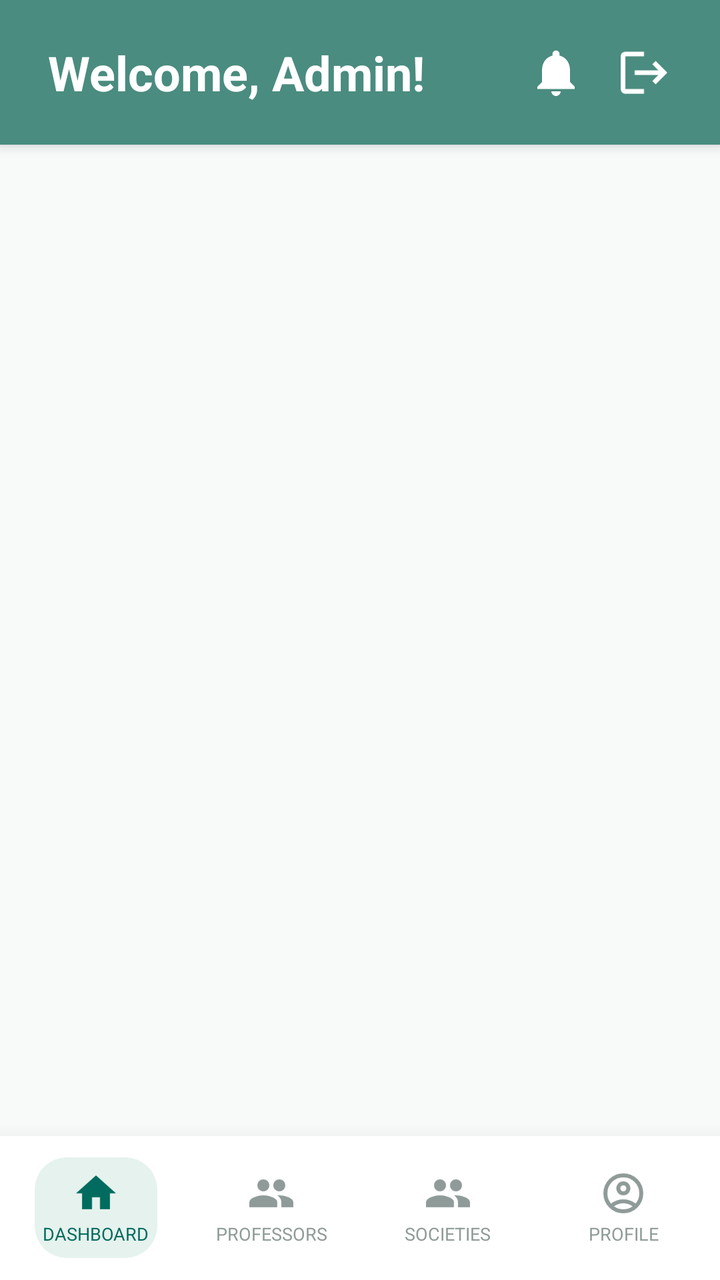
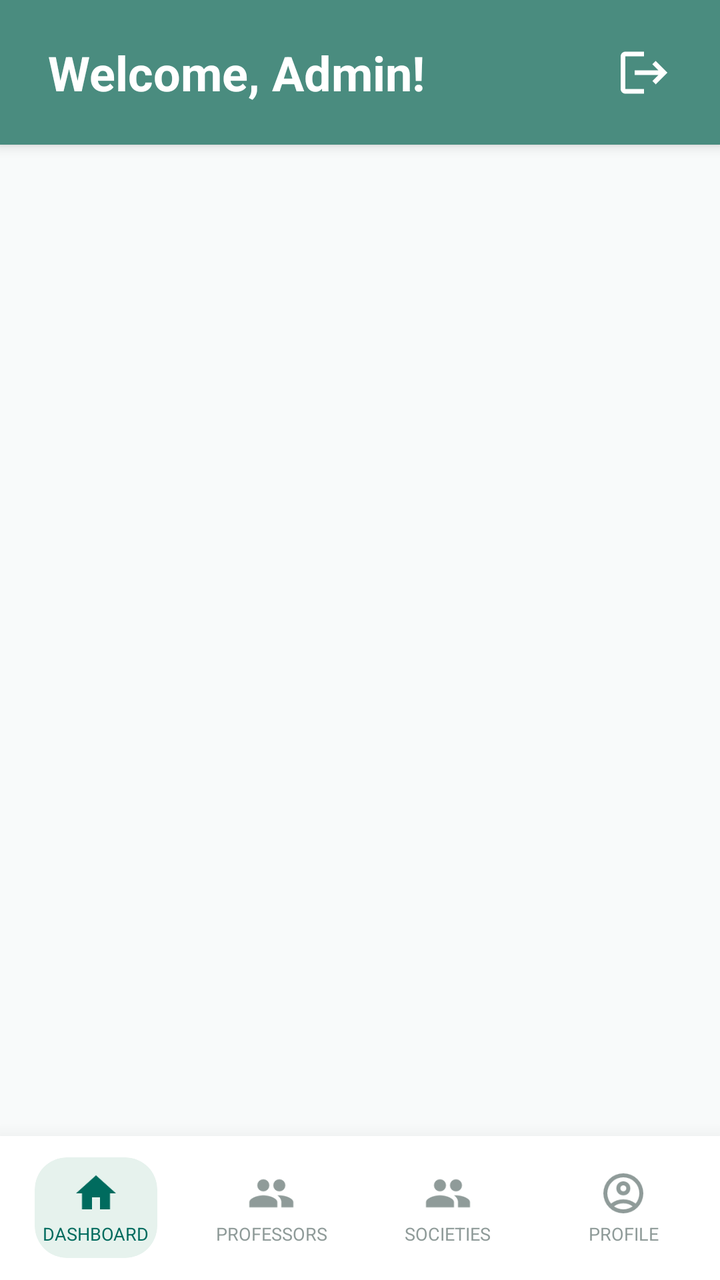

Before-and-after screenshots of an Android layout around one commit, followed by the original layout XML and the change that was made.
<!-- AndroidManifest.xml: application theme Theme.CampusBiome -->
<!-- res/layout/activity_admin_dashboard.xml -->
<?xml version="1.0" encoding="utf-8"?>
    <androidx.drawerlayout.widget.DrawerLayout xmlns:android="http://schemas.android.com/apk/res/android"
    xmlns:app="http://schemas.android.com/apk/res-auto"
    xmlns:tools="http://schemas.android.com/tools"
    android:id="@+id/drawer_layout"
    android:layout_width="match_parent"
    android:layout_height="match_parent"
    android:background="#F8FAFA"
    tools:context=".AdminDashboardActivity">

    <androidx.constraintlayout.widget.ConstraintLayout
        android:id="@+id/main"
        android:layout_width="match_parent"
        android:layout_height="match_parent">

        
        <androidx.constraintlayout.widget.ConstraintLayout
            android:id="@+id/topBar"
            android:layout_width="match_parent"
            android:layout_height="wrap_content"
            android:background="@color/primary"
            android:paddingHorizontal="24dp"
            android:paddingVertical="20dp"
            android:elevation="4dp"
            app:layout_constraintTop_toTopOf="parent">

            <TextView
                android:id="@+id/tvWelcomeUser"
                android:layout_width="wrap_content"
                android:layout_height="wrap_content"
                android:text="Welcome, Admin!"
                android:textColor="@color/white"
                android:textSize="24sp"
                android:textStyle="bold"
                app:layout_constraintBottom_toBottomOf="parent"
                app:layout_constraintStart_toStartOf="parent"
                app:layout_constraintTop_toTopOf="parent" />

            <ImageView
                android:id="@+id/btnNotifications"
                android:layout_width="28dp"
                android:layout_height="28dp"
                android:layout_marginEnd="16dp"
                android:background="?attr/selectableItemBackgroundBorderless"
                android:clickable="true"
                android:focusable="true"
                android:src="@drawable/ic_notifications"
                app:tint="@color/white"
                app:layout_constraintBottom_toBottomOf="parent"
                app:layout_constraintEnd_toStartOf="@id/btnLogout"
                app:layout_constraintTop_toTopOf="parent" />

            <ImageView
                android:id="@+id/btnLogout"
                android:layout_width="28dp"
                android:layout_height="28dp"
                android:background="?attr/selectableItemBackgroundBorderless"
                android:clickable="true"
                android:focusable="true"
                android:src="@drawable/ic_logout"
                app:tint="@color/white"
                app:layout_constraintBottom_toBottomOf="parent"
                app:layout_constraintEnd_toEndOf="parent"
                app:layout_constraintTop_toTopOf="parent" />
        </androidx.constraintlayout.widget.ConstraintLayout>

        <FrameLayout
            android:id="@+id/fragment_container"
            android:layout_width="0dp"
            android:layout_height="0dp"
            app:layout_constraintTop_toBottomOf="@id/topBar"
            app:layout_constraintBottom_toTopOf="@id/bottomNav"
            app:layout_constraintStart_toStartOf="parent"
            app:layout_constraintEnd_toEndOf="parent" />

        
        <LinearLayout
            android:id="@+id/bottomNav"
            android:layout_width="match_parent"
            android:layout_height="72dp"
            android:background="#FFFFFF"
            android:elevation="16dp"
            android:gravity="center"
            android:orientation="horizontal"
            android:paddingHorizontal="4dp"
            app:layout_constraintBottom_toBottomOf="parent">

            
            <LinearLayout
                android:id="@+id/navHome"
                android:layout_width="0dp"
                android:layout_height="match_parent"
                android:layout_weight="1"
                android:gravity="center">
                <com.google.android.material.card.MaterialCardView
                    android:id="@+id/navHomeCard"
                    android:layout_width="wrap_content"
                    android:layout_height="wrap_content"
                    app:cardBackgroundColor="#E6F2ED"
                    app:cardCornerRadius="16dp"
                    app:cardElevation="0dp">
                    <LinearLayout
                        android:layout_width="wrap_content"
                        android:layout_height="wrap_content"
                        android:gravity="center"
                        android:orientation="vertical"
                        android:paddingHorizontal="4dp"
                        android:paddingVertical="6dp">
                        <ImageView
                            android:id="@+id/navHomeIcon"
                            android:layout_width="24dp"
                            android:layout_height="24dp"
                            android:src="@drawable/ic_home"
                            app:tint="#006B5E" />
                        <TextView
                            android:id="@+id/navHomeText"
                            android:layout_width="wrap_content"
                            android:layout_height="wrap_content"
                            android:layout_marginTop="2dp"
                            android:fontFamily="sans-serif-bold"
                            android:text="DASHBOARD"
                            android:textColor="#006B5E"
                            android:textSize="9sp" />
                    </LinearLayout>
                </com.google.android.material.card.MaterialCardView>
            </LinearLayout>

            
            <LinearLayout
                android:id="@+id/navProfessors"
                android:layout_width="0dp"
                android:layout_height="match_parent"
                android:layout_weight="1"
                android:gravity="center">
                <com.google.android.material.card.MaterialCardView
                    android:id="@+id/navProfessorsCard"
                    android:layout_width="wrap_content"
                    android:layout_height="wrap_content"
                    app:cardBackgroundColor="@android:color/transparent"
                    app:cardCornerRadius="16dp"
                    app:cardElevation="0dp">
                    <LinearLayout
                        android:layout_width="wrap_content"
                        android:layout_height="wrap_content"
                        android:gravity="center"
                        android:orientation="vertical"
                        android:paddingHorizontal="4dp"
                        android:paddingVertical="6dp">
                        <ImageView
                            android:id="@+id/navProfessorsIcon"
                            android:layout_width="24dp"
                            android:layout_height="24dp"
                            android:src="@drawable/ic_faculty"
                            app:tint="#8F9B99" />
                        <TextView
                            android:id="@+id/navProfessorsText"
                            android:layout_width="wrap_content"
                            android:layout_height="wrap_content"
                            android:layout_marginTop="2dp"
                            android:fontFamily="sans-serif-bold"
                            android:text="PROFESSORS"
                            android:textColor="#8F9B99"
                            android:textSize="9sp" />
                    </LinearLayout>
                </com.google.android.material.card.MaterialCardView>
            </LinearLayout>

            
            <LinearLayout
                android:id="@+id/navSocieties"
                android:layout_width="0dp"
                android:layout_height="match_parent"
                android:layout_weight="1"
                android:gravity="center">
                <com.google.android.material.card.MaterialCardView
                    android:id="@+id/navSocietiesCard"
                    android:layout_width="wrap_content"
                    android:layout_height="wrap_content"
                    app:cardBackgroundColor="@android:color/transparent"
                    app:cardCornerRadius="16dp"
                    app:cardElevation="0dp">
                    <LinearLayout
                        android:layout_width="wrap_content"
                        android:layout_height="wrap_content"
                        android:gravity="center"
                        android:orientation="vertical"
                        android:paddingHorizontal="4dp"
                        android:paddingVertical="6dp">
                        <ImageView
                            android:id="@+id/navSocietiesIcon"
                            android:layout_width="24dp"
                            android:layout_height="24dp"
                            android:src="@drawable/ic_societies"
                            app:tint="#8F9B99" />
                        <TextView
                            android:id="@+id/navSocietiesText"
                            android:layout_width="wrap_content"
                            android:layout_height="wrap_content"
                            android:layout_marginTop="2dp"
                            android:fontFamily="sans-serif-bold"
                            android:text="SOCIETIES"
                            android:textColor="#8F9B99"
                            android:textSize="9sp" />
                    </LinearLayout>
                </com.google.android.material.card.MaterialCardView>
            </LinearLayout>

            
            <LinearLayout
                android:id="@+id/navProfile"
                android:layout_width="0dp"
                android:layout_height="match_parent"
                android:layout_weight="1"
                android:gravity="center">
                <com.google.android.material.card.MaterialCardView
                    android:id="@+id/navProfileCard"
                    android:layout_width="wrap_content"
                    android:layout_height="wrap_content"
                    app:cardBackgroundColor="@android:color/transparent"
                    app:cardCornerRadius="16dp"
                    app:cardElevation="0dp">
                    <LinearLayout
                        android:layout_width="wrap_content"
                        android:layout_height="wrap_content"
                        android:gravity="center"
                        android:orientation="vertical"
                        android:paddingHorizontal="4dp"
                        android:paddingVertical="6dp">
                        <ImageView
                            android:id="@+id/navProfileIcon"
                            android:layout_width="24dp"
                            android:layout_height="24dp"
                            android:src="@drawable/ic_profile"
                            app:tint="#8F9B99" />
                        <TextView
                            android:id="@+id/navProfileText"
                            android:layout_width="wrap_content"
                            android:layout_height="wrap_content"
                            android:layout_marginTop="2dp"
                            android:fontFamily="sans-serif-bold"
                            android:text="PROFILE"
                            android:textColor="#8F9B99"
                            android:textSize="9sp" />
                    </LinearLayout>
                </com.google.android.material.card.MaterialCardView>
            </LinearLayout>
        </LinearLayout>
    </androidx.constraintlayout.widget.ConstraintLayout>

</androidx.drawerlayout.widget.DrawerLayout>
<!-- resources referenced by this layout -->
<resources>
  <color name="primary">#4A8C7F</color>
  <color name="white">#FFFFFFFF</color>
  <!-- drawable ic_faculty (drawable) -->
  <vector xmlns:android="http://schemas.android.com/apk/res/android"
      android:width="24dp"
      android:height="24dp"
      android:viewportWidth="24"
      android:viewportHeight="24"
      android:tint="#000000">
      <path
          android:fillColor="@android:color/white"
          android:pathData="M16,11c1.66,0 2.99,-1.34 2.99,-3S17.66,5 16,5s-3,1.34 -3,3 1.34,3 3,3zM8,11c1.66,0 2.99,-1.34 2.99,-3S9.66,5 8,5 5,6.34 5,8s1.34,3 3,3zM8,13c-2.33,0 -7,1.17 -7,3.5V19h14v-2.5c0,-2.33 -4.67,-3.5 -7,-3.5zM16,13c-0.29,0 -0.62,0.02 -0.97,0.05 1.16,0.84 1.97,1.97 1.97,3.45V19h6v-2.5c0,-2.33 -4.67,-3.5 -7,-3.5z"/>
  </vector>
  <!-- drawable ic_home (drawable) -->
  <vector xmlns:android="http://schemas.android.com/apk/res/android"
      android:width="24dp"
      android:height="24dp"
      android:viewportWidth="24"
      android:viewportHeight="24"
      android:tint="#000000">
      <path
          android:fillColor="@android:color/white"
          android:pathData="M10,20v-6h4v6h5v-8h3L12,3 2,12h3v8z"/>
  </vector>
  <!-- drawable ic_logout (drawable) -->
  <vector xmlns:android="http://schemas.android.com/apk/res/android" android:autoMirrored="true" android:height="24dp" android:tint="#000000" android:viewportHeight="24" android:viewportWidth="24" android:width="24dp">
  
      <path android:fillColor="@android:color/white" android:pathData="M17,7l-1.41,1.41L18.17,11H8v2h10.17l-2.58,2.58L17,17l5,-5zM4,5h8V3H4c-1.1,0 -2,0.9 -2,2v14c0,1.1 0.9,2 2,2h8v-2H4V5z"/>
  
  </vector>
  <!-- drawable ic_notifications (drawable) -->
  <vector xmlns:android="http://schemas.android.com/apk/res/android"
      android:width="24dp"
      android:height="24dp"
      android:viewportWidth="24"
      android:viewportHeight="24"
      android:tint="#000000">
      <path
          android:fillColor="@android:color/white"
          android:pathData="M12,22c1.1,0 2,-0.9 2,-2h-4c0,1.1 0.9,2 2,2zM18,16v-5c0,-3.07 -1.63,-5.64 -4.5,-6.32V4c0,-0.83 -0.67,-1.5 -1.5,-1.5s-1.5,0.67 -1.5,1.5v0.68C7.64,5.36 6,7.92 6,11v5l-2,2v1h16v-1l-2,-2z"/>
  </vector>
  <!-- drawable ic_societies (drawable) -->
  <vector xmlns:android="http://schemas.android.com/apk/res/android"
      android:width="24dp"
      android:height="24dp"
      android:viewportWidth="24"
      android:viewportHeight="24"
      android:tint="#000000">
      <path
          android:fillColor="@android:color/white"
          android:pathData="M16,11c1.66,0 2.99,-1.34 2.99,-3S17.66,5 16,5s-3,1.34 -3,3 1.34,3 3,3zM8,11c1.66,0 2.99,-1.34 2.99,-3S9.66,5 8,5 5,6.34 5,8s1.34,3 3,3zM8,13c-2.33,0 -7,1.17 -7,3.5V19h14v-2.5c0,-2.33 -4.67,-3.5 -7,-3.5zM16,13c-0.29,0 -0.62,0.02 -0.97,0.05 1.16,0.84 1.97,1.97 1.97,3.45V19h6v-2.5c0,-2.33 -4.67,-3.5 -7,-3.5z"/>
  </vector>
  <style name="Theme.CampusBiome" parent="Theme.MaterialComponents.Light.NoActionBar">
          <item name="colorPrimary">@color/primary</item>
          <item name="colorPrimaryDark">@color/primary_dark</item>
          <item name="colorAccent">@color/accent</item>
          <item name="android:windowBackground">@color/background</item>
      </style>
  <color name="primary_dark">#3A7066</color>
  <color name="accent">#2D6A5E</color>
  <color name="background">#E8F5F2</color>
  <!-- unchanged entries left out for length: 1 -->
</resources>

<!-- the commit's change to res/layout/activity_admin_dashboard.xml (unified diff, before → after) -->
@@ -36,19 +36,6 @@
                 app:layout_constraintStart_toStartOf="parent"
                 app:layout_constraintTop_toTopOf="parent" />
 
-            <ImageView
-                android:id="@+id/btnNotifications"
-                android:layout_width="28dp"
-                android:layout_height="28dp"
-                android:layout_marginEnd="16dp"
-                android:background="?attr/selectableItemBackgroundBorderless"
-                android:clickable="true"
-                android:focusable="true"
-                android:src="@drawable/ic_notifications"
-                app:tint="@color/white"
-                app:layout_constraintBottom_toBottomOf="parent"
-                app:layout_constraintEnd_toStartOf="@id/btnLogout"
-                app:layout_constraintTop_toTopOf="parent" />
 
             <ImageView
                 android:id="@+id/btnLogout"
<!-- resource entries referenced after the edit -->
@@ -30,17 +30,6 @@
       <path android:fillColor="@android:color/white" android:pathData="M17,7l-1.41,1.41L18.17,11H8v2h10.17l-2.58,2.58L17,17l5,-5zM4,5h8V3H4c-1.1,0 -2,0.9 -2,2v14c0,1.1 0.9,2 2,2h8v-2H4V5z"/>
   
   </vector>
-  <!-- drawable ic_notifications (drawable) -->
-  <vector xmlns:android="http://schemas.android.com/apk/res/android"
-      android:width="24dp"
-      android:height="24dp"
-      android:viewportWidth="24"
-      android:viewportHeight="24"
-      android:tint="#000000">
-      <path
-          android:fillColor="@android:color/white"
-          android:pathData="M12,22c1.1,0 2,-0.9 2,-2h-4c0,1.1 0.9,2 2,2zM18,16v-5c0,-3.07 -1.63,-5.64 -4.5,-6.32V4c0,-0.83 -0.67,-1.5 -1.5,-1.5s-1.5,0.67 -1.5,1.5v0.68C7.64,5.36 6,7.92 6,11v5l-2,2v1h16v-1l-2,-2z"/>
-  </vector>
   <!-- drawable ic_societies (drawable) -->
   <vector xmlns:android="http://schemas.android.com/apk/res/android"
       android:width="24dp"
